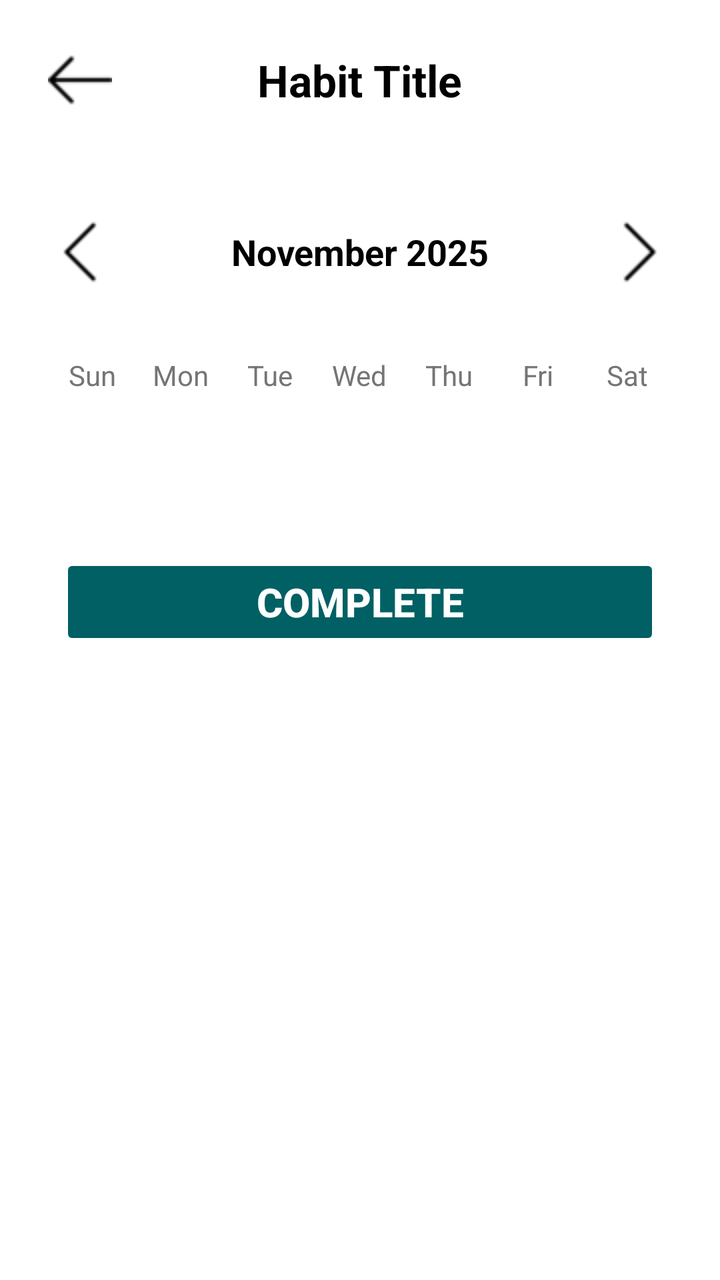
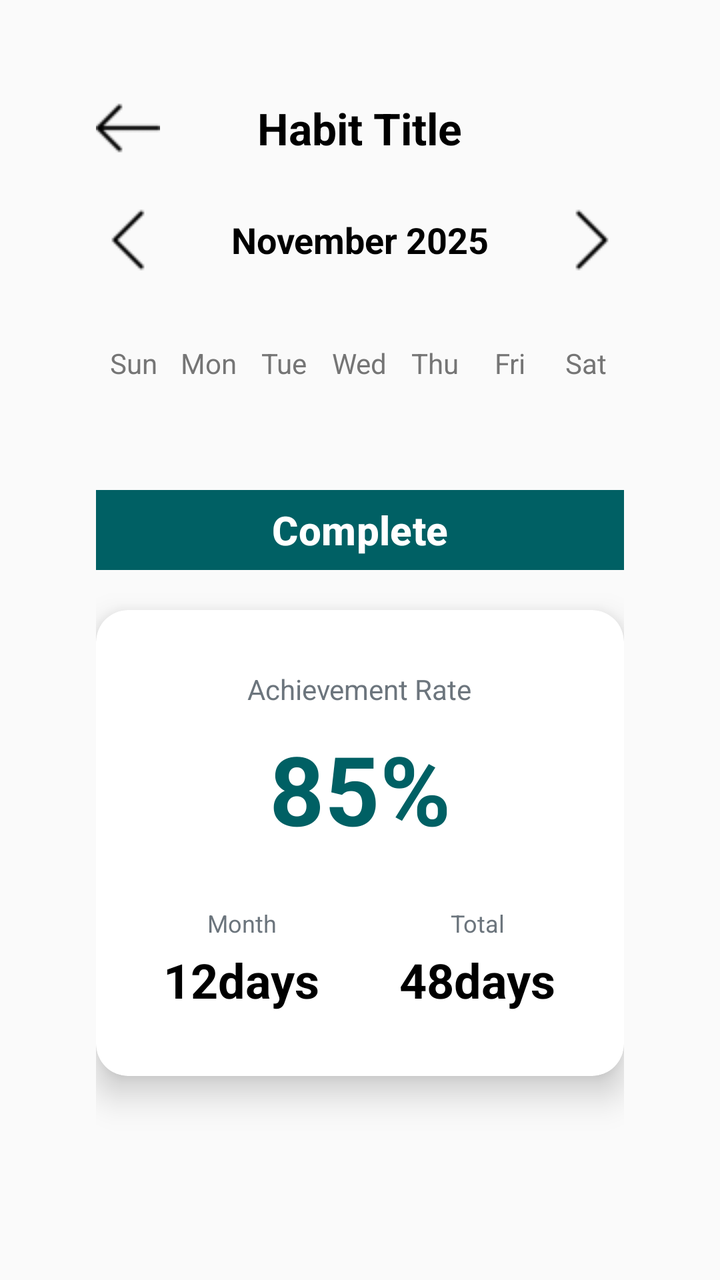

Compare the two renders of this Android layout. The source of the first and the diff that turns it into the second are given below.
<!-- AndroidManifest.xml: application theme Theme.HabitMood -->
<!-- res/layout/activity_monthly_detail.xml -->
<?xml version="1.0" encoding="utf-8"?>
<LinearLayout xmlns:android="http://schemas.android.com/apk/res/android"
    xmlns:app="http://schemas.android.com/apk/res-auto"
    xmlns:tools="http://schemas.android.com/tools"
    android:id="@+id/main"
    android:layout_width="match_parent"
    android:layout_height="match_parent"
    android:orientation="vertical"
    android:background="@color/white"
    android:padding="24dp"
    tools:context=".MonthlyDetail">

    
    <RelativeLayout
        android:layout_width="match_parent"
        android:layout_height="wrap_content"
        android:layout_marginBottom="24dp">

        <ImageButton
            android:id="@+id/btnBack"
            android:layout_width="32dp"
            android:layout_height="32dp"
            android:src="@drawable/back"
            android:background="?attr/selectableItemBackgroundBorderless"
            android:contentDescription="Back"
            android:layout_alignParentStart="true"
            android:layout_centerVertical="true"
            app:tint="@color/black" />

        <TextView
            android:id="@+id/tvHabitTitle"
            android:layout_width="wrap_content"
            android:layout_height="wrap_content"
            android:text="Habit Title"
            android:textSize="22sp"
            android:textStyle="bold"
            android:textColor="@color/black"
            android:layout_centerInParent="true"/>
    </RelativeLayout>

    
    <LinearLayout
        android:layout_width="match_parent"
        android:layout_height="wrap_content"
        android:orientation="horizontal"
        android:gravity="center_vertical"
        android:layout_marginTop="30dp"
        android:layout_marginBottom="16dp">

        <ImageButton
            android:id="@+id/btnPrevMonth"
            android:layout_width="32dp"
            android:layout_height="32dp"
            android:src="@drawable/left"
            android:background="?attr/selectableItemBackgroundBorderless"
            android:contentDescription="Previous Month"/>

        <TextView
            android:id="@+id/tvMonthYear"
            android:layout_width="0dp"
            android:layout_height="wrap_content"
            android:layout_weight="1"
            android:text="November 2025"
            android:textSize="18sp"
            android:textStyle="bold"
            android:textColor="@color/black"
            android:gravity="center"/>

        <ImageButton
            android:id="@+id/btnNextMonth"
            android:layout_width="32dp"
            android:layout_height="32dp"
            android:src="@drawable/right"
            android:background="?attr/selectableItemBackgroundBorderless"
            android:contentDescription="Next Month"/>
    </LinearLayout>

    <include
        android:id="@+id/includedCalendar"
        layout="@layout/view_calendar"
        android:layout_width="match_parent"
        android:layout_height="wrap_content" />


    
    <Button
        android:id="@+id/btnComplete"
        android:layout_width="300dp"
        android:layout_height="wrap_content"
        android:layout_gravity="center"
        android:layout_marginTop="30dp"
        android:backgroundTint="@color/green"
        android:stateListAnimator="@null"
        android:text="Complete"
        android:textColor="@color/white"
        android:textSize="20sp"
        android:textStyle="bold"
        app:cornerRadius="12dp" />

</LinearLayout>
<!-- res/layout/view_calendar.xml (included above) -->
<?xml version="1.0" encoding="utf-8"?>
<LinearLayout xmlns:android="http://schemas.android.com/apk/res/android"
    android:layout_width="match_parent"
    android:layout_height="match_parent"
    android:orientation="vertical">

    
    <LinearLayout
        android:layout_width="match_parent"
        android:layout_height="wrap_content"
        android:orientation="horizontal"
        android:layout_marginTop="20dp"
        android:layout_marginBottom="8dp">

        <TextView
            android:layout_width="0dp"
            android:layout_height="wrap_content"
            android:layout_weight="1"
            android:text="Sun"
            android:textSize="14sp"
            android:textColor="#757575"
            android:gravity="center"/>

        <TextView
            android:layout_width="0dp"
            android:layout_height="wrap_content"
            android:layout_weight="1"
            android:text="Mon"
            android:textSize="14sp"
            android:textColor="#757575"
            android:gravity="center"/>

        <TextView
            android:layout_width="0dp"
            android:layout_height="wrap_content"
            android:layout_weight="1"
            android:text="Tue"
            android:textSize="14sp"
            android:textColor="#757575"
            android:gravity="center"/>

        <TextView
            android:layout_width="0dp"
            android:layout_height="wrap_content"
            android:layout_weight="1"
            android:text="Wed"
            android:textSize="14sp"
            android:textColor="#757575"
            android:gravity="center"/>

        <TextView
            android:layout_width="0dp"
            android:layout_height="wrap_content"
            android:layout_weight="1"
            android:text="Thu"
            android:textSize="14sp"
            android:textColor="#757575"
            android:gravity="center"/>

        <TextView
            android:layout_width="0dp"
            android:layout_height="wrap_content"
            android:layout_weight="1"
            android:text="Fri"
            android:textSize="14sp"
            android:textColor="#757575"
            android:gravity="center"/>

        <TextView
            android:layout_width="0dp"
            android:layout_height="wrap_content"
            android:layout_weight="1"
            android:text="Sat"
            android:textSize="14sp"
            android:textColor="#757575"
            android:gravity="center"/>
    </LinearLayout>

    
    <androidx.recyclerview.widget.RecyclerView
        android:id="@+id/calendarRecyclerView"
        android:layout_width="match_parent"
        android:layout_height="wrap_content"
        android:layout_marginTop="10dp"
        android:nestedScrollingEnabled="false"
        android:layout_marginBottom="32dp"/>

</LinearLayout>
<!-- resources referenced by this layout -->
<resources>
  <color name="black">#FF000000</color>
  <color name="green">#006064</color>
  <color name="white">#FFFFFFFF</color>
  <!-- drawable back: png bitmap (drawable, 309 bytes) -->
  <!-- drawable left: png bitmap (drawable, 814 bytes) -->
  <!-- drawable right: png bitmap (drawable, 218 bytes) -->
  <style name="Theme.HabitMood" parent="Base.Theme.HabitMood" />
  <style name="Base.Theme.HabitMood" parent="Theme.Material3.DayNight.NoActionBar">
          <item name="colorPrimary">@color/green</item>
  
          <item name="colorPrimaryContainer">@color/green</item>
          <item name="colorOnPrimaryContainer">@color/white</item>
  
          <item name="colorSecondary">@color/green</item>
          <item name="colorOnSecondary">@color/white</item>
      </style>
</resources>

<!-- the commit's change to res/layout/activity_monthly_detail.xml (unified diff, before → after) -->
@@ -1,103 +1,219 @@
 <?xml version="1.0" encoding="utf-8"?>
-<LinearLayout xmlns:android="http://schemas.android.com/apk/res/android"
+<ScrollView xmlns:android="http://schemas.android.com/apk/res/android"
     xmlns:app="http://schemas.android.com/apk/res-auto"
     xmlns:tools="http://schemas.android.com/tools"
-    android:id="@+id/main"
     android:layout_width="match_parent"
     android:layout_height="match_parent"
-    android:orientation="vertical"
-    android:background="@color/white"
+    android:background="@color/light_light_gray"
     android:padding="24dp"
+    android:fillViewport="true"
     tools:context=".MonthlyDetail">
 
-    
-    <RelativeLayout
+    <LinearLayout
+        android:id="@+id/main"
         android:layout_width="match_parent"
         android:layout_height="wrap_content"
-        android:layout_marginBottom="24dp">
-
-        <ImageButton
-            android:id="@+id/btnBack"
-            android:layout_width="32dp"
-            android:layout_height="32dp"
-            android:src="@drawable/back"
-            android:background="?attr/selectableItemBackgroundBorderless"
-            android:contentDescription="Back"
-            android:layout_alignParentStart="true"
-            android:layout_centerVertical="true"
-            app:tint="@color/black" />
-
-        <TextView
-            android:id="@+id/tvHabitTitle"
-            android:layout_width="wrap_content"
-            android:layout_height="wrap_content"
-            android:text="Habit Title"
-            android:textSize="22sp"
+        android:orientation="vertical"
+        android:padding="24dp"
+        tools:context=".MonthlyDetail">
+
+        
+        <RelativeLayout
+            android:layout_width="match_parent"
+            android:layout_height="wrap_content"
+            android:layout_marginBottom="24dp">
+
+            <ImageButton
+                android:id="@+id/btnBack"
+                android:layout_width="32dp"
+                android:layout_height="32dp"
+                android:src="@drawable/back"
+                android:background="?attr/selectableItemBackgroundBorderless"
+                android:contentDescription="Back"
+                android:layout_alignParentStart="true"
+                android:layout_centerVertical="true"
+                app:tint="@color/black" />
+
+            <TextView
+                android:id="@+id/tvHabitTitle"
+                android:layout_width="wrap_content"
+                android:layout_height="wrap_content"
+                android:text="Habit Title"
+                android:textSize="22sp"
+                android:textStyle="bold"
+                android:textColor="@color/black"
+                android:layout_centerInParent="true"/>
+        </RelativeLayout>
+
+        
+        <LinearLayout
+            android:layout_width="match_parent"
+            android:layout_height="wrap_content"
+            android:orientation="horizontal"
+            android:gravity="center_vertical"
+            android:layout_marginBottom="16dp">
+
+            <ImageButton
+                android:id="@+id/btnPrevMonth"
+                android:layout_width="32dp"
+                android:layout_height="32dp"
+                android:src="@drawable/left"
+                android:background="?attr/selectableItemBackgroundBorderless"
+                android:contentDescription="Previous Month"/>
+
+            <TextView
+                android:id="@+id/tvMonthYear"
+                android:layout_width="0dp"
+                android:layout_height="wrap_content"
+                android:layout_weight="1"
+                android:text="November 2025"
+                android:textSize="18sp"
+                android:textStyle="bold"
+                android:textColor="@color/black"
+                android:gravity="center"/>
+
+            <ImageButton
+                android:id="@+id/btnNextMonth"
+                android:layout_width="32dp"
+                android:layout_height="32dp"
+                android:src="@drawable/right"
+                android:background="?attr/selectableItemBackgroundBorderless"
+                android:contentDescription="Next Month"/>
+        </LinearLayout>
+
+        <include
+            android:id="@+id/includedCalendar"
+            layout="@layout/view_calendar"
+            android:layout_width="match_parent"
+            android:layout_height="wrap_content" />
+
+        
+        <Button
+            android:id="@+id/btnComplete"
+            android:layout_width="300dp"
+            android:layout_height="wrap_content"
+            android:layout_gravity="center"
+            android:layout_marginBottom="16dp"
+            android:backgroundTint="@color/green"
+            android:stateListAnimator="@null"
+            android:text="Complete"
+            android:textColor="@color/white"
+            android:textSize="20sp"
             android:textStyle="bold"
-            android:textColor="@color/black"
-            android:layout_centerInParent="true"/>
-    </RelativeLayout>
-
-    
-    <LinearLayout
-        android:layout_width="match_parent"
-        android:layout_height="wrap_content"
-        android:orientation="horizontal"
-        android:gravity="center_vertical"
-        android:layout_marginTop="30dp"
-        android:layout_marginBottom="16dp">
-
-        <ImageButton
-            android:id="@+id/btnPrevMonth"
-            android:layout_width="32dp"
-            android:layout_height="32dp"
-            android:src="@drawable/left"
-            android:background="?attr/selectableItemBackgroundBorderless"
-            android:contentDescription="Previous Month"/>
-
-        <TextView
-            android:id="@+id/tvMonthYear"
-            android:layout_width="0dp"
-            android:layout_height="wrap_content"
-            android:layout_weight="1"
-            android:text="November 2025"
-            android:textSize="18sp"
-            android:textStyle="bold"
-            android:textColor="@color/black"
-            android:gravity="center"/>
-
-        <ImageButton
-            android:id="@+id/btnNextMonth"
-            android:layout_width="32dp"
-            android:layout_height="32dp"
-            android:src="@drawable/right"
-            android:background="?attr/selectableItemBackgroundBorderless"
-            android:contentDescription="Next Month"/>
+            app:cornerRadius="12dp" />
+
+        
+        <androidx.cardview.widget.CardView
+            android:layout_width="match_parent"
+            android:layout_height="wrap_content"
+            android:layout_marginBottom="24dp"
+            app:cardCornerRadius="16dp"
+            app:cardElevation="10dp"
+            android:backgroundTint="@color/white"
+            app:cardBackgroundColor="#F8F9FA">
+
+            <LinearLayout
+                android:layout_width="match_parent"
+                android:layout_height="wrap_content"
+                android:orientation="vertical"
+                android:padding="20dp">
+
+                
+                <LinearLayout
+                    android:layout_width="match_parent"
+                    android:layout_height="wrap_content"
+                    android:orientation="vertical"
+                    android:gravity="center"
+                    android:padding="10dp"
+                    android:layout_marginBottom="5dp">
+
+                    <TextView
+                        android:layout_width="wrap_content"
+                        android:layout_height="wrap_content"
+                        android:text="Achievement Rate"
+                        android:textSize="14sp"
+                        android:textColor="#6C757D"
+                        android:layout_marginBottom="8dp"/>
+
+                    <TextView
+                        android:id="@+id/tvMonthPercentage"
+                        android:layout_width="wrap_content"
+                        android:layout_height="wrap_content"
+                        android:text="85%"
+                        android:textSize="48sp"
+                        android:textStyle="bold"
+                        android:textColor="@color/green"/>
+                </LinearLayout>
+
+                
+                <LinearLayout
+                    android:layout_width="match_parent"
+                    android:layout_height="wrap_content"
+                    android:orientation="horizontal"
+                    android:weightSum="2">
+
+                    
+                    <LinearLayout
+                        android:layout_width="0dp"
+                        android:layout_height="wrap_content"
+                        android:layout_weight="1"
+                        android:orientation="vertical"
+                        android:gravity="center"
+                        android:padding="12dp"
+                        android:layout_marginEnd="6dp">
+
+                        <TextView
+                            android:layout_width="wrap_content"
+                            android:layout_height="wrap_content"
+                            android:text="Month"
+                            android:textSize="12sp"
+                            android:textColor="#6C757D"
+                            android:layout_marginBottom="4dp"/>
+
+                        <TextView
+                            android:id="@+id/tvMonthCount"
+                            android:layout_width="wrap_content"
+                            android:layout_height="wrap_content"
+                            android:text="12days"
+                            android:textSize="24sp"
+                            android:textStyle="bold"
+                            android:textColor="@color/black"/>
+                    </LinearLayout>
+
+                    
+                    <LinearLayout
+                        android:layout_width="0dp"
+                        android:layout_height="wrap_content"
+                        android:layout_weight="1"
+                        android:orientation="vertical"
+                        android:gravity="center"
+                        android:padding="12dp"
+                        android:layout_marginStart="6dp">
+
+                        <TextView
+                            android:layout_width="wrap_content"
+                            android:layout_height="wrap_content"
+                            android:text="Total"
+                            android:textSize="12sp"
+                            android:textColor="#6C757D"
+                            android:layout_marginBottom="4dp"/>
+
+                        <TextView
+                            android:id="@+id/tvTotalCount"
+                            android:layout_width="wrap_content"
+                            android:layout_height="wrap_content"
+                            android:text="48days"
+                            android:textSize="24sp"
+                            android:textStyle="bold"
+                            android:textColor="@color/black"/>
+                    </LinearLayout>
+                </LinearLayout>
+            </LinearLayout>
+        </androidx.cardview.widget.CardView>
+
     </LinearLayout>
 
-    <include
-        android:id="@+id/includedCalendar"
-        layout="@layout/view_calendar"
-        android:layout_width="match_parent"
-        android:layout_height="wrap_content" />
-
-
-    
-    <Button
-        android:id="@+id/btnComplete"
-        android:layout_width="300dp"
-        android:layout_height="wrap_content"
-        android:layout_gravity="center"
-        android:layout_marginTop="30dp"
-        android:backgroundTint="@color/green"
-        android:stateListAnimator="@null"
-        android:text="Complete"
-        android:textColor="@color/white"
-        android:textSize="20sp"
-        android:textStyle="bold"
-        app:cornerRadius="12dp" />
-
-</LinearLayout>
+</ScrollView>
 <!-- res/layout/view_calendar.xml (included above) -->
 <?xml version="1.0" encoding="utf-8"?>
 <LinearLayout xmlns:android="http://schemas.android.com/apk/res/android"
<!-- resource entries referenced after the edit -->
@@ -2,6 +2,7 @@
 <resources>
   <color name="black">#FF000000</color>
   <color name="green">#006064</color>
+  <color name="light_light_gray">#FAFAFA</color>
   <color name="white">#FFFFFFFF</color>
   <!-- drawable back: png bitmap (drawable, 309 bytes) -->
   <!-- drawable left: png bitmap (drawable, 814 bytes) -->
